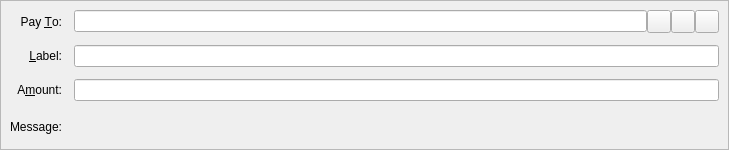
xpbcreator/pebblecoin, file src/qtwallet/forms/sendcoinsentry.ui: the form before one commit.
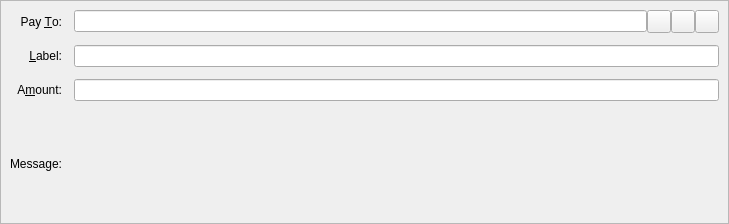
The form after the commit. Icons and pictures are not drawn. Custom widgets are drawn as their Qt base class.

Diff of the .ui file:
```diff
--- a/src/qtwallet/forms/sendcoinsentry.ui
+++ b/src/qtwallet/forms/sendcoinsentry.ui
@@ -7,7 +7,7 @@
     <x>0</x>
     <y>0</y>
     <width>729</width>
-    <height>150</height>
+    <height>224</height>
    </rect>
   </property>
   <property name="focusPolicy">
```
Left out of the diff: 20 changed lines with no effect on the pictures.
